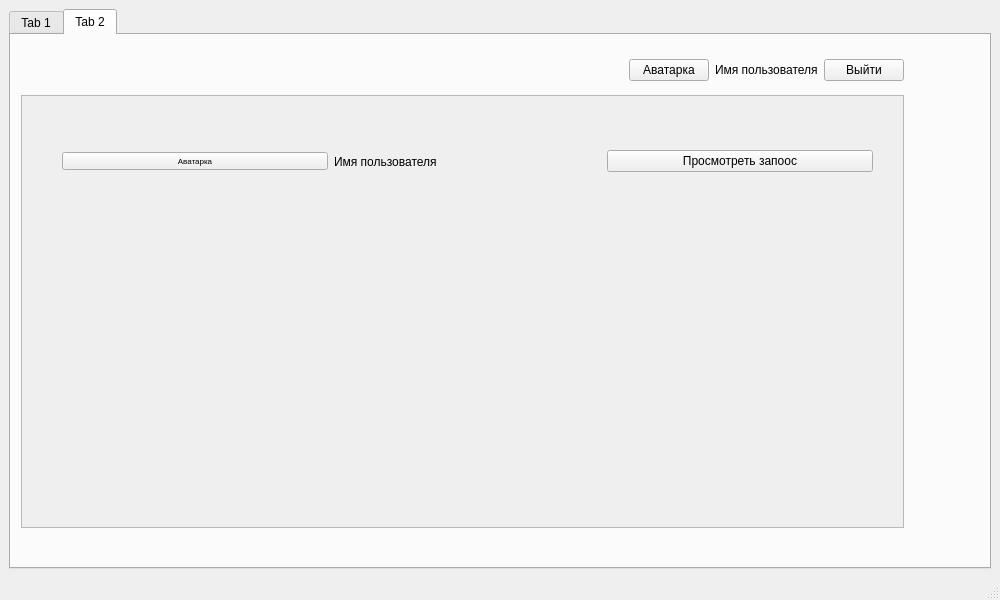
The window that YandexProject1/teacher_main_new.ui (JKarak/app-for-applications) describes before a commit, drawn with Qt 5.
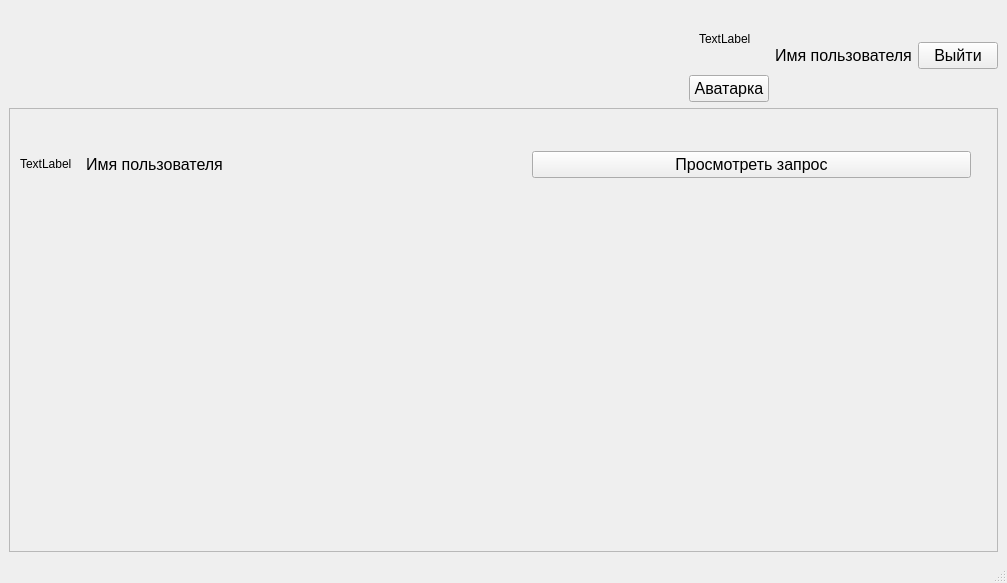
The same window after the commit.

What changed in the file:
```diff
--- a/YandexProject1/teacher_main_new.ui
+++ b/YandexProject1/teacher_main_new.ui
@@ -6,31 +6,19 @@
    <rect>
     <x>0</x>
     <y>0</y>
-    <width>1000</width>
-    <height>600</height>
+    <width>1007</width>
+    <height>583</height>
    </rect>
   </property>
   <property name="windowTitle">
    <string>MainWindow</string>
   </property>
   <widget class="QWidget" name="centralwidget">
-   <layout class="QVBoxLayout" name="verticalLayout_3">
-    <item>
-     <layout class="QHBoxLayout" name="horizontalLayout_6">
-      <item>
-       <widget class="QTabWidget" name="tabWidget">
-        <property name="currentIndex">
-         <number>1</number>
-        </property>
-        <widget class="QWidget" name="tab">
-         <attribute name="title">
-          <string>Tab 1</string>
-         </attribute>
          <layout class="QVBoxLayout" name="verticalLayout">
           <item>
-           <layout class="QHBoxLayout" name="horizontalLayout_2">
+     <layout class="QHBoxLayout" name="horizontalLayout">
             <item>
-             <spacer name="horizontalSpacer_2">
+       <spacer name="horizontalSpacer">
               <property name="orientation">
                <enum>Qt::Horizontal</enum>
               </property>
@@ -43,24 +31,69 @@
              </spacer>
             </item>
             <item>
-             <widget class="QPushButton" name="pushButton_6">
+       <layout class="QVBoxLayout" name="verticalLayout_2">
+        <item>
+         <layout class="QHBoxLayout" name="horizontalLayout_3">
+          <item>
+           <widget class="QLabel" name="label_3">
+            <property name="sizePolicy">
+             <sizepolicy hsizetype="Fixed" vsizetype="Fixed">
+              <horstretch>0</horstretch>
+              <verstretch>0</verstretch>
+             </sizepolicy>
+            </property>
+            <property name="minimumSize">
+             <size>
+              <width>60</width>
+              <height>60</height>
+             </size>
+            </property>
+            <property name="maximumSize">
+             <size>
+              <width>60</width>
+              <height>60</height>
+             </size>
+            </property>
+            <property name="text">
+             <string>TextLabel</string>
+            </property>
+           </widget>
+          </item>
+         </layout>
+        </item>
+        <item>
+         <widget class="QPushButton" name="pushButton">
+          <property name="font">
+           <font>
+            <pointsize>12</pointsize>
+           </font>
+          </property>
               <property name="text">
                <string>Аватарка</string>
               </property>
-              <property name="autoRepeat">
-               <bool>false</bool>
-              </property>
-             </widget>
+         </widget>
+        </item>
+       </layout>
             </item>
             <item>
              <widget class="QLabel" name="label">
+        <property name="font">
+         <font>
+          <pointsize>12</pointsize>
+         </font>
+        </property>
               <property name="text">
                <string>Имя пользователя</string>
               </property>
              </widget>
             </item>
             <item>
-             <widget class="QPushButton" name="pushButton_5">
+       <widget class="QPushButton" name="pushButton_2">
+        <property name="font">
+         <font>
+          <pointsize>12</pointsize>
+         </font>
+        </property>
               <property name="text">
                <string>Выйти</string>
               </property>
@@ -81,163 +114,66 @@
               <rect>
                <x>0</x>
                <y>0</y>
-               <width>946</width>
-               <height>435</height>
+         <width>983</width>
+         <height>395</height>
               </rect>
              </property>
              <widget class="QWidget" name="layoutWidget">
               <property name="geometry">
                <rect>
-                <x>40</x>
-                <y>30</y>
-                <width>811</width>
-                <height>71</height>
-               </rect>
-              </property>
-              <layout class="QHBoxLayout" name="horizontalLayout">
-               <item>
-                <widget class="QPushButton" name="pushButton_4">
-                 <property name="font">
-                  <font>
-                   <pointsize>6</pointsize>
-                  </font>
-                 </property>
-                 <property name="text">
-                  <string>Аватарка</string>
-                 </property>
-                </widget>
-               </item>
-               <item>
-                <widget class="QLabel" name="label_2">
-                 <property name="text">
-                  <string>Имя пользователя</string>
-                 </property>
-                </widget>
-               </item>
-               <item>
-                <widget class="QPushButton" name="pushButton_3">
-                 <property name="text">
-                  <string>Просмотреть запоос</string>
-                 </property>
-                </widget>
-               </item>
-              </layout>
-             </widget>
-            </widget>
-           </widget>
-          </item>
-         </layout>
-        </widget>
-        <widget class="QWidget" name="tab_2">
-         <attribute name="title">
-          <string>Tab 2</string>
-         </attribute>
-         <widget class="QWidget" name="layoutWidget_2">
-          <property name="geometry">
-           <rect>
             <x>10</x>
-            <y>20</y>
-            <width>883</width>
-            <height>30</height>
-           </rect>
-          </property>
-          <layout class="QHBoxLayout" name="horizontalLayout_4">
-           <item>
-            <spacer name="horizontalSpacer">
-             <property name="orientation">
-              <enum>Qt::Horizontal</enum>
-             </property>
-             <property name="sizeHint" stdset="0">
-              <size>
-               <width>40</width>
-               <height>20</height>
-              </size>
-             </property>
-            </spacer>
-           </item>
-           <item>
-            <widget class="QPushButton" name="pushButton_9">
-             <property name="text">
-              <string>Аватарка</string>
-             </property>
-             <property name="autoRepeat">
-              <bool>false</bool>
-             </property>
-            </widget>
-           </item>
+          <y>10</y>
+          <width>951</width>
+          <height>91</height>
+         </rect>
+        </property>
+        <layout class="QHBoxLayout" name="horizontalLayout_2">
            <item>
             <widget class="QLabel" name="label_4">
-             <property name="text">
-              <string>Имя пользователя</string>
-             </property>
-            </widget>
-           </item>
-           <item>
-            <widget class="QPushButton" name="pushButton_10">
-             <property name="text">
-              <string>Выйти</string>
-             </property>
-             <property name="autoRepeat">
-              <bool>false</bool>
-             </property>
-            </widget>
-           </item>
-          </layout>
-         </widget>
-         <widget class="QScrollArea" name="scrollArea_2">
-          <property name="geometry">
-           <rect>
-            <x>10</x>
-            <y>60</y>
-            <width>883</width>
-            <height>433</height>
-           </rect>
-          </property>
-          <property name="widgetResizable">
-           <bool>true</bool>
-          </property>
-          <widget class="QWidget" name="scrollAreaWidgetContents_2">
-           <property name="geometry">
-            <rect>
-             <x>0</x>
-             <y>0</y>
-             <width>881</width>
-             <height>431</height>
-            </rect>
-           </property>
-           <widget class="QWidget" name="layoutWidget_3">
-            <property name="geometry">
-             <rect>
-              <x>40</x>
-              <y>30</y>
-              <width>811</width>
-              <height>71</height>
-             </rect>
-            </property>
-            <layout class="QHBoxLayout" name="horizontalLayout_5">
+           <property name="sizePolicy">
+            <sizepolicy hsizetype="Fixed" vsizetype="Fixed">
+             <horstretch>0</horstretch>
+             <verstretch>0</verstretch>
+            </sizepolicy>
+           </property>
+           <property name="minimumSize">
+            <size>
+             <width>60</width>
+             <height>60</height>
+            </size>
+           </property>
+           <property name="maximumSize">
+            <size>
+             <width>60</width>
+             <height>60</height>
+            </size>
+           </property>
+           <property name="text">
+            <string>TextLabel</string>
+           </property>
+          </widget>
+         </item>
              <item>
-              <widget class="QPushButton" name="pushButton_11">
+          <widget class="QLabel" name="label_2">
                <property name="font">
                 <font>
-                 <pointsize>6</pointsize>
+             <pointsize>12</pointsize>
                 </font>
                </property>
                <property name="text">
-                <string>Аватарка</string>
-               </property>
-              </widget>
-             </item>
-             <item>
-              <widget class="QLabel" name="label_3">
-               <property name="text">
                 <string>Имя пользователя</string>
                </property>
               </widget>
              </item>
              <item>
-              <widget class="QPushButton" name="pushButton_12">
+          <widget class="QPushButton" name="pushButton_4">
+           <property name="font">
+            <font>
+             <pointsize>12</pointsize>
+            </font>
+           </property>
                <property name="text">
-                <string>Просмотреть запоос</string>
+            <string>Просмотреть запрос</string>
                </property>
               </widget>
              </item>
@@ -245,10 +181,6 @@
            </widget>
           </widget>
          </widget>
-        </widget>
-       </widget>
-      </item>
-     </layout>
     </item>
    </layout>
   </widget>
```
Left out of the diff: 5 changed lines with no effect on the pictures. Lines whose indentation alone changed are shown as unchanged.
